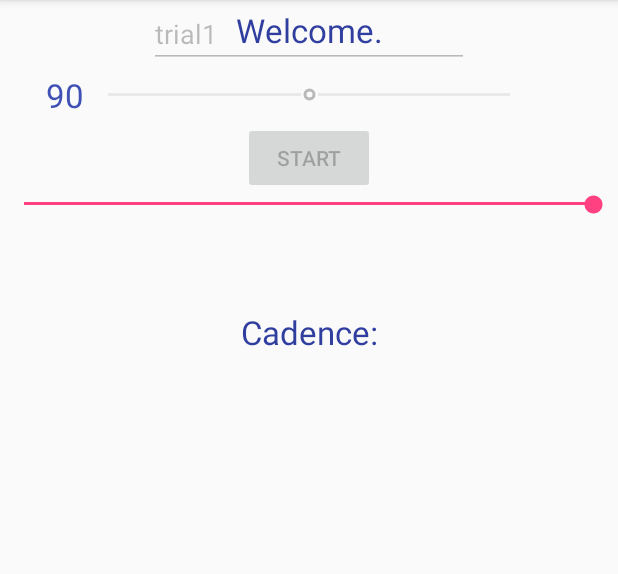
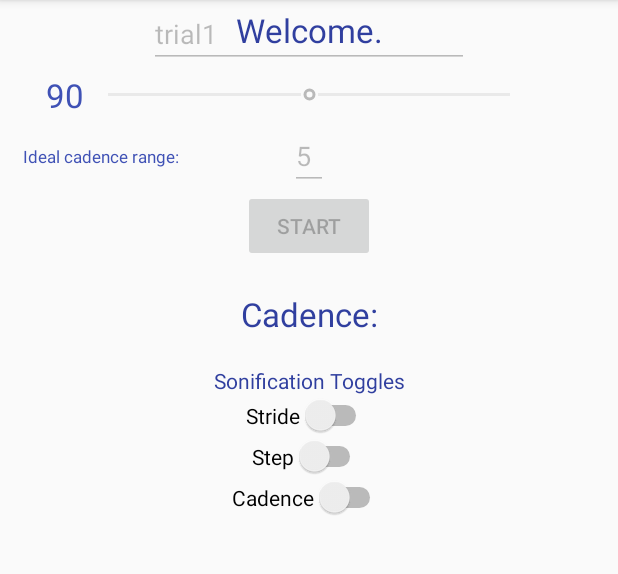
Before and after one commit to mihir0/computer-audio, an Android app: the screen it shows after launch (MainActivity), after a tap on "START", on a phone screen of 412 x 824 dp, the part 84-658 px from its top. Run offline under Robolectric (Android 15) with nearby library versions, the phone set to English and light mode, and no system bars.

Commit message:
Finalized sonification and added UI control

```diff
--- a/mobile/src/main/java/gt/sonifyrunning/MainActivity.java
+++ b/mobile/src/main/java/gt/sonifyrunning/MainActivity.java
@@ -12,30 +12,23 @@ import android.hardware.Sensor;
 import android.hardware.SensorEventListener;
 import android.hardware.SensorManager;
 import android.media.SoundPool;
-import android.os.Handler;
-import android.os.Message;
 import android.support.v4.app.ActivityCompat;
 import android.support.v7.app.AppCompatActivity;
 import android.os.Bundle;
 import android.util.Log;
 import android.view.View;
 import android.widget.Button;
+import android.widget.CompoundButton;
 import android.widget.EditText;
 import android.widget.SeekBar;
+import android.widget.Switch;
 import android.widget.TextView;
 
-import com.opencsv.CSVReader;
-
 import java.io.File;
-import java.io.FileNotFoundException;
-import java.io.FileReader;
 import java.io.FileWriter;
-import java.io.IOException;
-import java.util.ArrayList;
 import java.util.Calendar;
 import java.util.Date;
-import java.util.Timer;
-import java.util.TimerTask;
+
 
 public class MainActivity extends AppCompatActivity implements SensorEventListener {
 
@@ -43,9 +36,10 @@ public class MainActivity extends AppCompatActivity implements SensorEventListen
     private Sensor senAccelerometer;
     private float[] accelBuffer = {0f, 0f, 0f}; //stores old accelerometer values
     private TextView textView, textView2, cadenceTextView;
-    private EditText editText;
+    private EditText editText, cadenceRangeEditText;
     private Date startTime;
     private SeekBar seekBar, cadenceSeekBar;
+    private Switch strideSwitch, stepSwitch, cadenceSwitch;
 
     private String baseDir, fileName, filePath;
 
@@ -54,12 +48,13 @@ public class MainActivity extends AppCompatActivity implements SensorEventListen
             Manifest.permission.READ_EXTERNAL_STORAGE,
             Manifest.permission.WRITE_EXTERNAL_STORAGE
     };
-    private boolean active = false;
+    private boolean active = false; //waits until user hit's start button
+    private boolean strideOn = true, stepOn = true, cadenceOn = true; //toggles for sounds
 
     private SoundPool soundPool;
     private int soundID[] = {-1, -1, -1};
     private int streamID[] = {-1, -1, -1};
-    private float volume[] = {1f, 0f, 1f};
+    private float volume[] = {1f, 1f, 1f};
     private boolean soundsLoaded = false;
     private Button startButton;
     private int sensorIndex = 0; //indicates where in sensorReadings we currently are
@@ -72,6 +67,7 @@ public class MainActivity extends AppCompatActivity implements SensorEventListen
     private float cadenceBuffer = 0; //steps per minute
     private int idealCadence = 90;
     private float rateBuffer = 1f;
+    private int cadenceRange = 5; //creates a threshold for what an acceptable cadence is
     @Override
     protected void onCreate(Bundle savedInstanceState) {
         super.onCreate(savedInstanceState);
@@ -84,6 +80,10 @@ public class MainActivity extends AppCompatActivity implements SensorEventListen
         seekBar = findViewById(R.id.seekBar);
         cadenceSeekBar = findViewById(R.id.cadenceSeekBar);
         cadenceTextView = findViewById(R.id.cadenceTextView);
+        cadenceRangeEditText = findViewById(R.id.cadenceRangeEditText);
+        strideSwitch = findViewById(R.id.strideSwitch);
+        stepSwitch = findViewById(R.id.stepSwitch);
+        cadenceSwitch = findViewById(R.id.cadenceSwitch);
 
         initSound();
         senSensorManager = (SensorManager) getSystemService(Context.SENSOR_SERVICE);
@@ -97,9 +97,16 @@ public class MainActivity extends AppCompatActivity implements SensorEventListen
                     startButton.setEnabled(false);
                     cadenceSeekBar.setEnabled(false);
                     cadenceTextView.setEnabled(false);
+                    cadenceRangeEditText.setEnabled(false);
 
                     idealCadence = cadenceSeekBar.getProgress();
-
+                    cadenceRange = Integer.parseInt(cadenceRangeEditText.getText().toString());
+                    strideOn = strideSwitch.isChecked();
+                    stepOn = stepSwitch.isChecked();
+                    cadenceOn = cadenceSwitch.isChecked();
+                    volume[0] = strideOn ? 1f : 0f;
+                    volume[1] = stepOn ? 1f : 0f;
+                    volume[2] = cadenceOn ? 1f : 0f;
                     //set file name
                     //if file exists already, delete
                     baseDir = android.os.Environment.getExternalStorageDirectory().getAbsolutePath();
@@ -110,8 +117,8 @@ public class MainActivity extends AppCompatActivity implements SensorEventListen
                         f.delete();
                     }
                     startTime = Calendar.getInstance().getTime();
-                    streamID[0] = soundPool.play(soundID[0], 0, 0, 1, -1, 1f); //MUTED
-                    streamID[2] = soundPool.play(soundID[2], 1, 1, 1, -1, 1f);
+                    streamID[0] = soundPool.play(soundID[0], volume[0], volume[0], 1, -1, 1f);
+                    streamID[2] = soundPool.play(soundID[2], volume[2], volume[2], 1, -1, 1f);
                 }
             }
         });
@@ -132,15 +139,36 @@ public class MainActivity extends AppCompatActivity implements SensorEventListen
 
             }
         });
+        strideSwitch.setOnCheckedChangeListener(new CompoundButton.OnCheckedChangeListener() {
+            @Override
+            public void onCheckedChanged(CompoundButton compoundButton, boolean b) {
+                strideOn = b;
+                volume[0] = strideOn ? 1f : 0f;
+            }
+        });
+        stepSwitch.setOnCheckedChangeListener(new CompoundButton.OnCheckedChangeListener() {
+            @Override
+            public void onCheckedChanged(CompoundButton compoundButton, boolean b) {
+                stepOn = b;
+                volume[1] = stepOn ? 1f : 0f;
+            }
+        });
+        cadenceSwitch.setOnCheckedChangeListener(new CompoundButton.OnCheckedChangeListener() {
+            @Override
+            public void onCheckedChanged(CompoundButton compoundButton, boolean b) {
+                cadenceOn = b;
+                volume[2] = cadenceOn ? 1f : 0f;
+            }
+        });
     }
 
     private void initSound() {
         Context mContext = getApplicationContext();
         soundPool = new SoundPool.Builder()
-                .setMaxStreams(2)
+                .setMaxStreams(4)
                 .build();
-        soundID[0] = soundPool.load(mContext, R.raw.synth1, 1); //root
-        soundID[1] = soundPool.load(mContext, R.raw.beep1, 1); //beep sound
+        soundID[0] = soundPool.load(mContext, R.raw.root2, 1); //root
+        soundID[1] = soundPool.load(mContext, R.raw.kick1, 1); //beep sound
         soundID[2] = soundPool.load(mContext, R.raw.interval1, 1); //5th interval sound
         soundPool.setOnLoadCompleteListener(new SoundPool.OnLoadCompleteListener() {
             public void onLoadComplete(SoundPool soundPool, int sampleId, int status) {
@@ -168,10 +196,13 @@ public class MainActivity extends AppCompatActivity implements SensorEventListen
         writeToFile(line);
         textView2.setText(String.format("Cadence: %.04f", cadenceBuffer));
         if (soundsLoaded) {
-            //volume[0] = Math.max(Math.min(1, volume[0] + map(y, 9.4f, 13f, -1, 1)), 0);
             volume[0] = map(y, 9.4f, 13f, 0f, 1);
-            //Log.d("Gain", String.valueOf(volume[0]));
-            soundPool.setVolume(streamID[0], volume[0], volume[0]);
+            Log.d("Gain", String.valueOf(volume[0]));
+            if (strideOn) {
+                soundPool.setVolume(streamID[0], volume[0], volume[0]);
+            } else {
+                soundPool.setVolume(streamID[0], 0f, 0f);
+            }
             seekBar.setProgress((int) (volume[0] * 100));
             if (checkForStep) {
                 float dx = accel_x - accelBuffer[0];
@@ -183,7 +214,7 @@ public class MainActivity extends AppCompatActivity implements SensorEventListen
                     stepStartTime = Calendar.getInstance().getTime().getTime();
                     checkForStep = false;
                     //Log.d("Step", "Start");
-                    //streamID[1] = soundPool.play(soundID[1], 1, 1, 1, 0, 1f); //step sound
+                    if (stepOn) { streamID[1] = soundPool.play(soundID[1], volume[1], volume[1], 1, 0, 1f);} //step indicator
                 }
             } else {
                 if (Calendar.getInstance().getTime().getTime() - stepStartTime >= stepLength) {
@@ -192,17 +223,21 @@ public class MainActivity extends AppCompatActivity implements SensorEventListen
                 }
             }
             //SONIFY CADENCE
-            //float rate = map(cadenceBuffer, idealCadence - 5, idealCadence + 5, .75f, 2f);
-            if (cadenceBuffer < idealCadence - 5) {
+            if (cadenceBuffer < idealCadence - cadenceRange) {
                 rateBuffer = .99f * (rateBuffer) + .01f * (rateBuffer * .99f);
-            } else if (cadenceBuffer > idealCadence + 5) {
+            } else if (cadenceBuffer > idealCadence + cadenceRange) {
                 rateBuffer = .99f * (rateBuffer) + .01f * (rateBuffer * 1.01f);
             } else {
                 rateBuffer = .99f * (rateBuffer) + .01f * (1f);
             }
             rateBuffer = Math.max(Math.min(1.25f, rateBuffer), .75f); //ensure rateBuffer stays within .75 to 1.25
-            Log.d("rate", String.valueOf(rateBuffer));
+            //Log.d("rate", String.valueOf(rateBuffer));
             soundPool.setRate(streamID[2], rateBuffer);
+            if (cadenceOn) {
+                soundPool.setVolume(streamID[2], volume[2], volume[2]);
+            } else {
+                soundPool.setVolume(streamID[2], 0f, 0f);
+            }
         }
         //float interval = stepStartTime - stepEndTime; //problem this line causes cadence buffer to get stuck if there are no steps
         float interval = Calendar.getInstance().getTime().getTime() - stepEndTime;
--- a/mobile/src/main/res/layout/activity_main.xml
+++ b/mobile/src/main/res/layout/activity_main.xml
@@ -30,6 +30,8 @@
         app:layout_constraintLeft_toLeftOf="parent"
         app:layout_constraintRight_toRightOf="parent"
         app:layout_constraintTop_toBottomOf="@id/textView" />
+
+
     <TextView
         android:id="@+id/cadenceTextView"
         android:layout_width="wrap_content"
@@ -52,6 +54,27 @@
         app:layout_constraintLeft_toLeftOf="parent"
         app:layout_constraintRight_toRightOf="parent"
         app:layout_constraintTop_toBottomOf="@+id/editText" />
+
+    <TextView
+        android:id="@+id/cadenceRangeTextView"
+        android:layout_width="wrap_content"
+        android:layout_height="wrap_content"
+        android:paddingLeft="15dp"
+        android:text="Ideal cadence range:"
+        android:textColor="@color/colorPrimary"
+        android:textSize="5pt"
+        app:layout_constraintBottom_toBottomOf="@id/cadenceRangeEditText"
+        app:layout_constraintTop_toTopOf="@id/cadenceRangeEditText"
+        />
+    <EditText
+        android:id="@+id/cadenceRangeEditText"
+        android:layout_width="25dp"
+        android:layout_height="wrap_content"
+        android:inputType="number"
+        android:text="5"
+        app:layout_constraintLeft_toLeftOf="parent"
+        app:layout_constraintRight_toRightOf="parent"
+        app:layout_constraintTop_toBottomOf="@id/cadenceSeekBar" />
     <Button
         android:id="@+id/soundButton"
         android:layout_width="wrap_content"
@@ -68,7 +91,7 @@
         android:text="Start"
         app:layout_constraintLeft_toLeftOf="parent"
         app:layout_constraintRight_toRightOf="parent"
-        app:layout_constraintTop_toBottomOf="@id/soundButton" />
+        app:layout_constraintTop_toBottomOf="@id/cadenceRangeEditText" />
 
     <SeekBar
         android:id="@+id/seekBar"
@@ -76,7 +99,7 @@
         android:layout_height="13dp"
         android:max="100"
         android:min="0"
-        android:visibility="visible"
+        android:visibility="gone"
         android:progress="100"
         app:layout_constraintLeft_toLeftOf="parent"
         app:layout_constraintRight_toRightOf="parent"
@@ -86,12 +109,48 @@
         android:id="@+id/textView2"
         android:layout_width="wrap_content"
         android:layout_height="wrap_content"
-        android:layout_marginTop="64dp"
+        android:layout_marginTop="20dp"
         android:text="Cadence:"
         android:textColor="@color/colorPrimaryDark"
         android:textSize="10pt"
         app:layout_constraintLeft_toLeftOf="parent"
         app:layout_constraintRight_toRightOf="parent"
         app:layout_constraintTop_toBottomOf="@+id/seekBar" />
+    <TextView
+        android:id="@+id/textView3"
+        android:layout_width="wrap_content"
+        android:layout_height="wrap_content"
+        android:text="Sonification Toggles"
+        android:paddingTop="20dp"
+        android:textColor="@color/colorPrimaryDark"
+        app:layout_constraintLeft_toLeftOf="parent"
+        app:layout_constraintRight_toRightOf="parent"
+        app:layout_constraintTop_toBottomOf="@+id/textView2"/>
+    <Switch
+        android:id="@+id/strideSwitch"
+        android:layout_width="wrap_content"
+        android:layout_height="wrap_content"
+        android:text="Stride"
+        app:layout_constraintLeft_toLeftOf="parent"
+        app:layout_constraintRight_toRightOf="parent"
+        app:layout_constraintTop_toBottomOf="@+id/textView3" />
+    <Switch
+        android:id="@+id/stepSwitch"
+        android:layout_width="wrap_content"
+        android:layout_height="wrap_content"
+        android:text="Step"
+        app:layout_constraintLeft_toLeftOf="parent"
+        app:layout_constraintRight_toRightOf="parent"
+        app:layout_constraintTop_toBottomOf="@+id/strideSwitch"/>
+    <Switch
+        android:id="@+id/cadenceSwitch"
+        android:layout_width="wrap_content"
+        android:layout_height="wrap_content"
+        android:text="Cadence"
+        app:layout_constraintLeft_toLeftOf="parent"
+        app:layout_constraintRight_toRightOf="parent"
+        app:layout_constraintTop_toBottomOf="@+id/stepSwitch"/>
+
+
 
 </android.support.constraint.ConstraintLayout>
```
Also changed, not shown: 4 other files.
